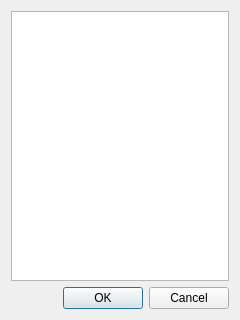
Qt form trunk/gui_divers/dialog_list.ui (davy7125/polyphone) before a commit.
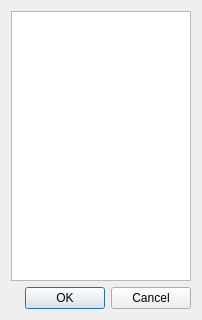
The same form after that commit. Icons and pictures are not drawn.

The edit to the form file:
```diff
--- a/trunk/gui_divers/dialog_list.ui
+++ b/trunk/gui_divers/dialog_list.ui
@@ -6,7 +6,7 @@
    <rect>
     <x>0</x>
     <y>0</y>
-    <width>240</width>
+    <width>202</width>
     <height>320</height>
    </rect>
   </property>
```
